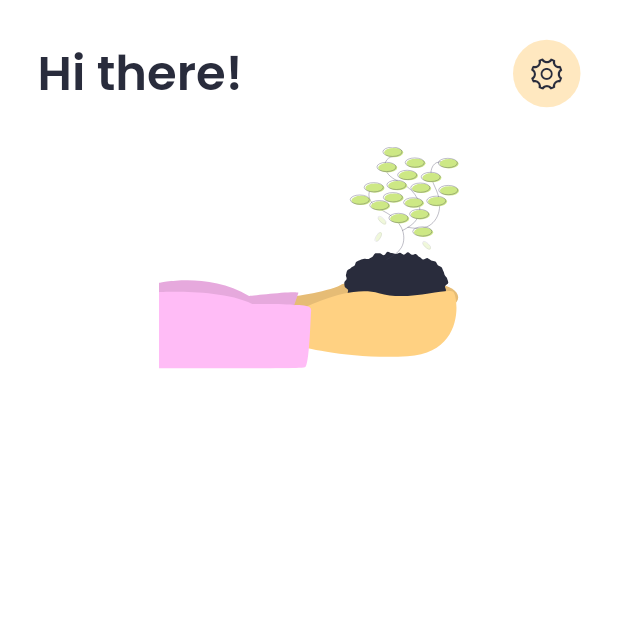
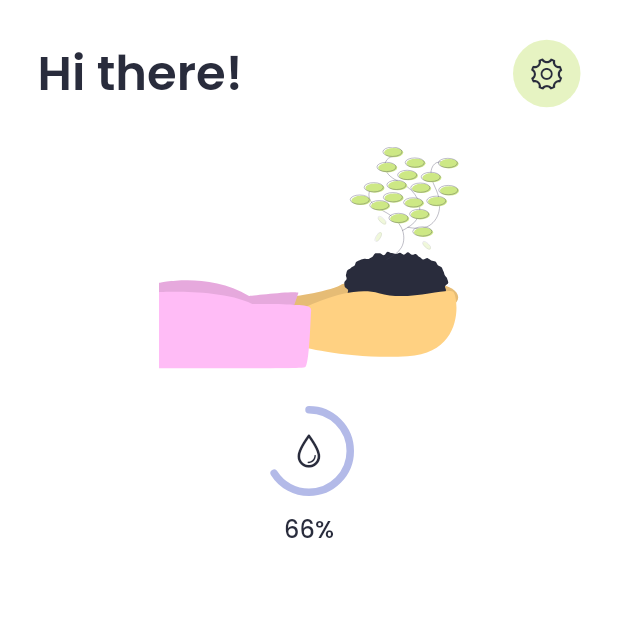
Before and after one commit to JakesMD/Calla, a Flutter app: the screen it shows after launch, on a phone screen of 412 x 824 dp, the top half of it. Run offline on Flutter 3.47's test engine with Material 2 defaults, Android fonts, the phone set to English and light mode, and no system bars; drawn by our look-alikes of percent_indicator; our stand-ins replace flutter_svg, get, google_fonts.

Commit message:
Add sensor reading

```diff
--- a/calla-app/lib/themes/curve_theme.dart
+++ b/calla-app/lib/themes/curve_theme.dart
@@ -4,5 +4,6 @@ import 'package:flutter/material.dart';
 class MyCurveTheme {
   static const ease = Curves.easeInOut;
   static const easeIn = Curves.easeInBack;
+  static const easeOut = Curves.easeOutBack;
   static const elastic = Curves.elasticOut;
 }
--- a/calla-app/lib/themes/duration_theme.dart
+++ b/calla-app/lib/themes/duration_theme.dart
@@ -1,4 +1,5 @@
 /// The class that contains all the durations for the app.
 class MyDurationTheme {
   static const m250 = Duration(milliseconds: 250);
+  static const m500 = Duration(milliseconds: 500);
 }
--- a/calla-app/lib/themes/text_theme.dart
+++ b/calla-app/lib/themes/text_theme.dart
@@ -14,7 +14,7 @@ final TextTheme MyTextTheme = GoogleFonts.poppinsTextTheme(
     ),
     headline2: TextStyle(
       fontSize: 20,
-      fontWeight: FontWeight.bold,
+      fontWeight: FontWeight.w600,
       color: AppCtl.to.colors.text,
     ),
     headline3: TextStyle(
--- a/calla-app/lib/views/pages/home/home_page.dart
+++ b/calla-app/lib/views/pages/home/home_page.dart
@@ -1,7 +1,10 @@
 import 'package:calla/constants/constants.dart';
+import 'package:calla/controllers/app_controller.dart';
 import 'package:calla/themes/themes.dart';
 import 'package:calla/views/pages/home/widgets/home_page_app_bar.dart';
+import 'package:calla/views/pages/home/widgets/home_page_sensor_reading.dart';
 import 'package:calla/views/widgets/widgets.dart';
+import 'package:flutter/cupertino.dart';
 import 'package:flutter/material.dart';
 
 class HomePage extends StatelessWidget {
@@ -29,6 +32,12 @@ class HomePage extends StatelessWidget {
                   ),
                 ],
               ),
+              MyHomePageSensorReading(
+                text: "66%",
+                icon: CupertinoIcons.drop,
+                percent: 0.66,
+                color: AppCtl.to.colors.purple,
+              )
             ],
           ),
         ),
--- /dev/null
+++ b/calla-app/lib/views/pages/home/widgets/home_page_sensor_reading.dart
@@ -0,0 +1,44 @@
+import 'package:calla/themes/themes.dart';
+import 'package:calla/views/widgets/widgets.dart';
+import 'package:flutter/material.dart';
+import 'package:percent_indicator/circular_percent_indicator.dart';
+
+class MyHomePageSensorReading extends StatelessWidget {
+  final String text;
+  final IconData icon;
+  final double percent;
+  final Color color;
+
+  const MyHomePageSensorReading({
+    Key? key,
+    required this.text,
+    required this.icon,
+    required this.percent,
+    required this.color,
+  }) : super(key: key);
+
+  @override
+  Widget build(BuildContext context) {
+    return MySpacedColumn(
+      spacing: MySizeTheme.spacing10,
+      children: [
+        CircularPercentIndicator(
+          percent: percent,
+          center: MyIcon(icon),
+          radius: 30,
+          progressColor: color,
+          backgroundColor: Colors.transparent,
+          circularStrokeCap: CircularStrokeCap.round,
+          animation: true,
+          animateFromLastPercent: true,
+          animationDuration: MyDurationTheme.m500.inMilliseconds,
+          curve: MyCurveTheme.easeOut,
+        ),
+        Text(
+          text,
+          style: MyTextTheme.headline3,
+        )
+      ],
+    );
+  }
+}
--- a/calla-app/lib/views/widgets/circular_icon_button.dart
+++ b/calla-app/lib/views/widgets/circular_icon_button.dart
@@ -16,7 +16,7 @@ class MyCircularIconButton extends StatelessWidget {
       height: MySizeTheme.buttonHeight,
       width: MySizeTheme.buttonHeight,
       borderRadius: MySizeTheme.buttonHeight / 2,
-      color: AppCtl.to.colors.orange.withOpacity(0.5),
+      color: AppCtl.to.colors.green.withOpacity(0.5),
       onTap: onTap,
       child: MyIcon(icon),
     );
--- a/calla-app/pubspec.yaml
+++ b/calla-app/pubspec.yaml
@@ -17,6 +17,7 @@ dependencies:
   get: ^4.6.5
   google_fonts: ^3.0.1
   flutter_svg: ^1.1.3
+  percent_indicator: ^4.2.2
 
 
 dev_dependencies:
```
Also changed, not shown: calla-app/pubspec.lock.
